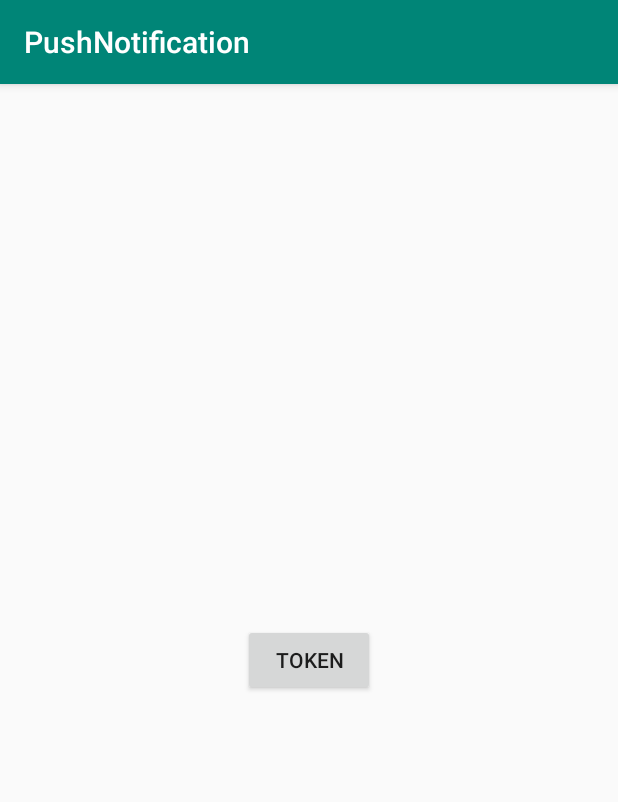
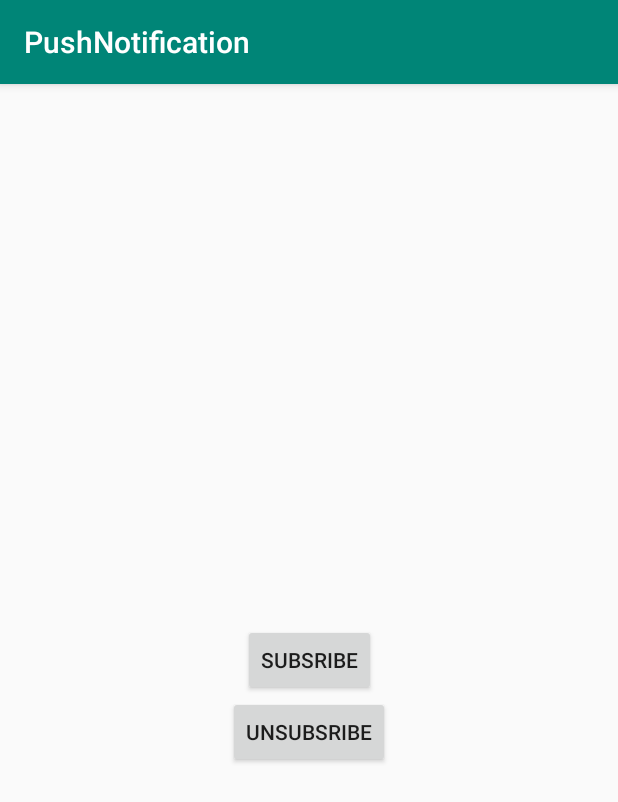
Before and after one commit to Raj004/PushNotification-FCM-., an Android app: the screen it shows after launch (MainActivity), on a phone screen of 412 x 824 dp. Shown: the top 802 px of the screen. Run offline under Robolectric (Android 15) with nearby library versions, the phone set to English and light mode, and no system bars; 2 statements that could not run were skipped.

Commit message:
first commit

```diff
--- a/app/src/main/AndroidManifest.xml
+++ b/app/src/main/AndroidManifest.xml
@@ -1,7 +1,10 @@
 <?xml version="1.0" encoding="utf-8"?>
 <manifest xmlns:android="http://schemas.android.com/apk/res/android"
     package="com.example.pushnotification">
+
+    <uses-permission android:name="android.permission.ACCESS_WIFI_STATE" />
     <uses-permission android:name="android.permission.INTERNET" />
+    <uses-permission android:name="android.permission.ACCESS_NETWORK_STATE" />
 
     <application
         android:allowBackup="true"
--- a/app/src/main/java/com/example/pushnotification/MainActivity.java
+++ /dev/null
@@ -1,91 +0,0 @@
-package com.example.pushnotification;
-
-import androidx.annotation.NonNull;
-import androidx.appcompat.app.AppCompatActivity;
-
-import android.annotation.SuppressLint;
-import android.app.NotificationChannel;
-import android.app.NotificationManager;
-import android.os.Build;
-import android.os.Bundle;
-import android.util.Log;
-import android.view.View;
-import android.widget.Button;
-import android.widget.Toast;
-
-import com.google.android.gms.tasks.OnCompleteListener;
-import com.google.android.gms.tasks.Task;
-import com.google.firebase.iid.FirebaseInstanceId;
-import com.google.firebase.iid.InstanceIdResult;
-import com.google.firebase.messaging.FirebaseMessaging;
-
-public class MainActivity extends AppCompatActivity {
-Button btntoken;
-    @Override
-    protected void onCreate(Bundle savedInstanceState) {
-        super.onCreate(savedInstanceState);
-        setContentView(R.layout.activity_main);
-        Log.e("Token"," "+FirebaseInstanceId.getInstance().getToken());
-        btntoken=(Button)findViewById(R.id.token);
-
-        if (Build.VERSION.SDK_INT >= Build.VERSION_CODES.O) {
-            NotificationChannel channel =
-                    new NotificationChannel("MyNotification", "MyNotification",
-                            NotificationManager.IMPORTANCE_DEFAULT);
-            NotificationManager manager = getSystemService(NotificationManager.class);
-            manager.createNotificationChannel(channel);
-            if (getIntent().getExtras() != null) {
-                for (String key : getIntent().getExtras().keySet()) {
-                    Object value = getIntent().getExtras().get(key);
-                    Log.e("Token", "Key: " + key + " Value: " + value);
-                }
-
-
-            }
-            FirebaseMessaging.getInstance().subscribeToTopic("general")
-                    .addOnCompleteListener(new OnCompleteListener<Void>() {
-                        @Override
-                        public void onComplete(@NonNull Task<Void> task) {
-                            String msg = ("Success");
-                            if (!task.isSuccessful()) {
-                                msg = ("Failure");
-                            }
-                            Toast.makeText(MainActivity.this, msg, Toast.LENGTH_SHORT).show();
-                        }
-                    });
-
-        }
-
-
-        btntoken.setOnClickListener(new View.OnClickListener() {
-            @Override
-            public void onClick(View v) {
-                // Get token
-                // [START retrieve_current_token]
-                FirebaseInstanceId.getInstance().getInstanceId()
-                        .addOnCompleteListener(new OnCompleteListener<InstanceIdResult>() {
-                            @Override
-                            public void onComplete(@NonNull Task<InstanceIdResult> task) {
-                                if (!task.isSuccessful()) {
-                                    Log.e("1--", "getInstanceId failed", task.getException());
-                                    return;
-                                }
-
-                                // Get new Instance ID token
-                                String token = task.getResult().getToken();
-
-                                // Log and toast
-                                @SuppressLint({"StringFormatInvalid", "LocalSuppress"}) String msg = getString(R.string.msg_token_fmt, token);
-                                Log.e("Token 2--", msg);
-                                Toast.makeText(MainActivity.this, msg, Toast.LENGTH_SHORT).show();
-                            }
-                        });
-                // [END retrieve_current_token]
-            }
-        });
-
-
-    }
-
-
-}
--- /dev/null
+++ b/app/src/main/java/com/example/pushnotification/MainActivity.kt
@@ -0,0 +1,75 @@
+package com.example.pushnotification
+
+import androidx.appcompat.app.AppCompatActivity
+
+import android.annotation.SuppressLint
+import android.app.NotificationChannel
+import android.app.NotificationManager
+import android.net.wifi.WifiManager
+import android.os.Build
+import android.os.Bundle
+import android.text.format.Formatter
+import android.util.Log
+import android.view.View
+import android.widget.Button
+import android.widget.TextView
+import android.widget.Toast
+
+import com.google.android.gms.tasks.OnCompleteListener
+import com.google.android.gms.tasks.Task
+import com.google.firebase.iid.FirebaseInstanceId
+import com.google.firebase.iid.InstanceIdResult
+import com.google.firebase.messaging.FirebaseMessaging
+
+import org.w3c.dom.Text
+
+import java.net.InetAddress
+import java.net.NetworkInterface
+import java.net.SocketException
+import java.util.Enumeration
+
+class MainActivity : AppCompatActivity() {
+    private var textView: TextView? = null
+    private var btn_sub: Button? = null
+    private var btn_unsub: Button? = null
+    override fun onCreate(savedInstanceState: Bundle?) {
+        super.onCreate(savedInstanceState)
+        setContentView(R.layout.activity_main)
+        Log.e("Token", " " + FirebaseInstanceId.getInstance())
+        textView = findViewById<View>(R.id.get_tv) as TextView
+        btn_sub = findViewById<View>(R.id.sub_btn) as Button
+        btn_unsub = findViewById<View>(R.id.unsub_btn) as Button
+        FirebaseInstanceId.getInstance().instanceId
+                .addOnCompleteListener { task -> Log.d(TAG, "onComplete:" + task.result!!.token) }
+        if (intent != null && intent.hasExtra("key1")) {
+            textView!!.text = ""
+            for (key in intent.extras!!.keySet()) {
+                Log.d(TAG, "onCreate: Key: " + key + "Data " + intent.extras!!.getString(key))
+                textView!!.append(intent.extras!!.getString(key)!! + "\n")
+            }
+        }
+        btn_sub!!.setOnClickListener {
+            FirebaseMessaging.getInstance().subscribeToTopic("Topic-Cricket")
+                    .addOnCompleteListener { task ->
+                        if (task.isSuccessful)
+                            Toast.makeText(this@MainActivity, "Topic Subscribe", Toast.LENGTH_SHORT).show()
+                        else
+                            Toast.makeText(this@MainActivity, "Subscription failed", Toast.LENGTH_SHORT).show()
+                    }
+        }
+        btn_unsub!!.setOnClickListener {
+            FirebaseMessaging.getInstance().unsubscribeFromTopic("Topic-Cricket")
+                    .addOnCompleteListener { task ->
+                        if (task.isSuccessful)
+                            Toast.makeText(this@MainActivity, "Topic UnSubscribe", Toast.LENGTH_SHORT).show()
+                        else
+                            Toast.makeText(this@MainActivity, "Action failed", Toast.LENGTH_SHORT).show()
+                    }
+        }
+    }
+
+    companion object {
+        val TAG = "MyTag"
+    }
+
+}
--- a/app/src/main/java/com/example/pushnotification/MyFirebaseInstanceIDService.java
+++ b/app/src/main/java/com/example/pushnotification/MyFirebaseInstanceIDService.java
@@ -1,5 +1,7 @@
 package com.example.pushnotification;
 
+
+import android.graphics.Color;
 
 import androidx.core.app.NotificationCompat;
 import androidx.core.app.NotificationManagerCompat;
@@ -19,8 +21,9 @@ public class MyFirebaseInstanceIDService extends FirebaseMessagingService {
     private void shownotification(String title, String message) {
         NotificationCompat.Builder builder = new NotificationCompat.Builder(this, "MyNotifications-Raj")
                 .setContentTitle(title)
-                .setSmallIcon(R.drawable.one)
+                .setSmallIcon(R.drawable.common_google_signin_btn_icon_dark_normal_background)
                 .setAutoCancel(true)
+                .setColor(Color.RED)
                 .setContentText(message);
         NotificationManagerCompat manager = NotificationManagerCompat.from(this);
         manager.notify(999,builder.build());
--- a/app/src/main/res/layout/activity_main.xml
+++ b/app/src/main/res/layout/activity_main.xml
@@ -9,11 +9,28 @@
     <Button
         android:layout_width="wrap_content"
         android:layout_height="wrap_content"
-        android:text="Token"
-        android:id="@+id/token"
+        android:text="Subsribe"
+        android:id="@+id/sub_btn"
         app:layout_constraintBottom_toBottomOf="parent"
         app:layout_constraintLeft_toLeftOf="parent"
         app:layout_constraintRight_toRightOf="parent"
         app:layout_constraintTop_toTopOf="parent" />
-
+    <Button
+        android:layout_width="wrap_content"
+        android:layout_height="wrap_content"
+        android:text="UnSubsribe"
+        android:id="@+id/unsub_btn"
+        app:layout_constraintTop_toBottomOf="@id/sub_btn"
+        app:layout_constraintLeft_toLeftOf="parent"
+        app:layout_constraintRight_toRightOf="parent"
+         />
+    <TextView
+        android:layout_width="wrap_content"
+        android:layout_height="wrap_content"
+        android:layout_marginTop="20dp"
+        android:text=""
+        android:id="@+id/get_tv"
+        app:layout_constraintTop_toBottomOf="@id/unsub_btn"
+        app:layout_constraintLeft_toLeftOf="parent"
+        app:layout_constraintRight_toRightOf="parent"/>
 </androidx.constraintlayout.widget.ConstraintLayout>
--- a/build.gradle
+++ b/build.gradle
@@ -1,6 +1,7 @@
 // Top-level build file where you can add configuration options common to all sub-projects/modules.
 
 buildscript {
+    ext.kotlin_version = '1.3.72'
     repositories {
         google()
         jcenter()
@@ -9,6 +10,7 @@ buildscript {
     dependencies {
         classpath 'com.android.tools.build:gradle:3.5.3'
         classpath 'com.google.gms:google-services:4.2.0'
+        classpath "org.jetbrains.kotlin:kotlin-gradle-plugin:$kotlin_version"
 
         // NOTE: Do not place your application dependencies here; they belong
         // in the individual module build.gradle files
```
Also changed, not shown: app/build.gradle (+7 -0 lines).
